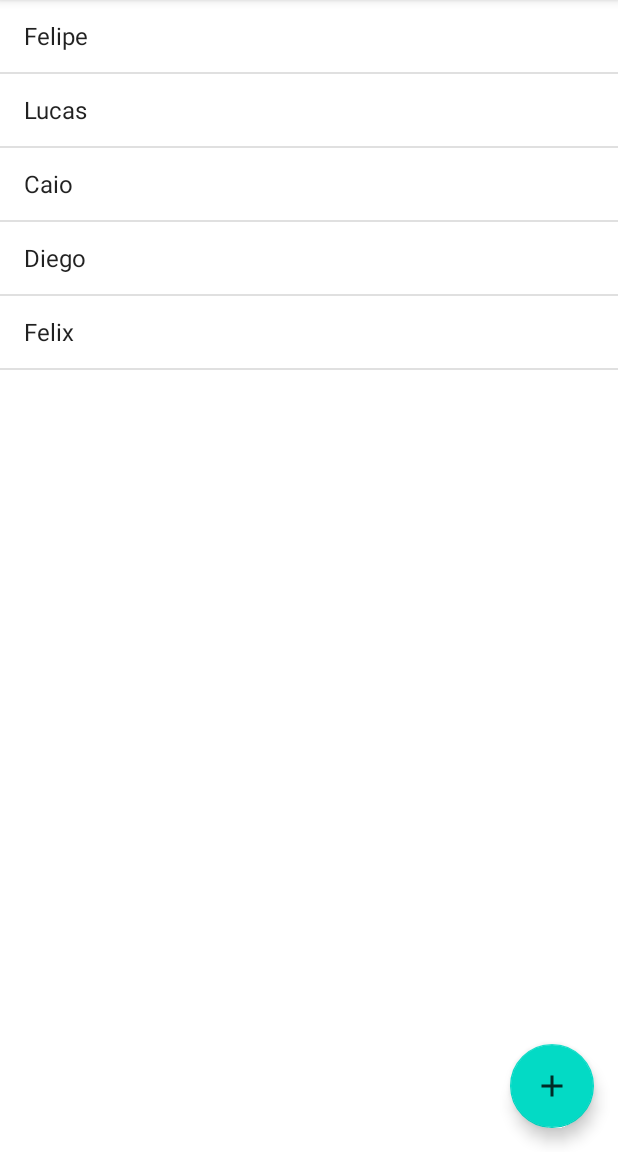
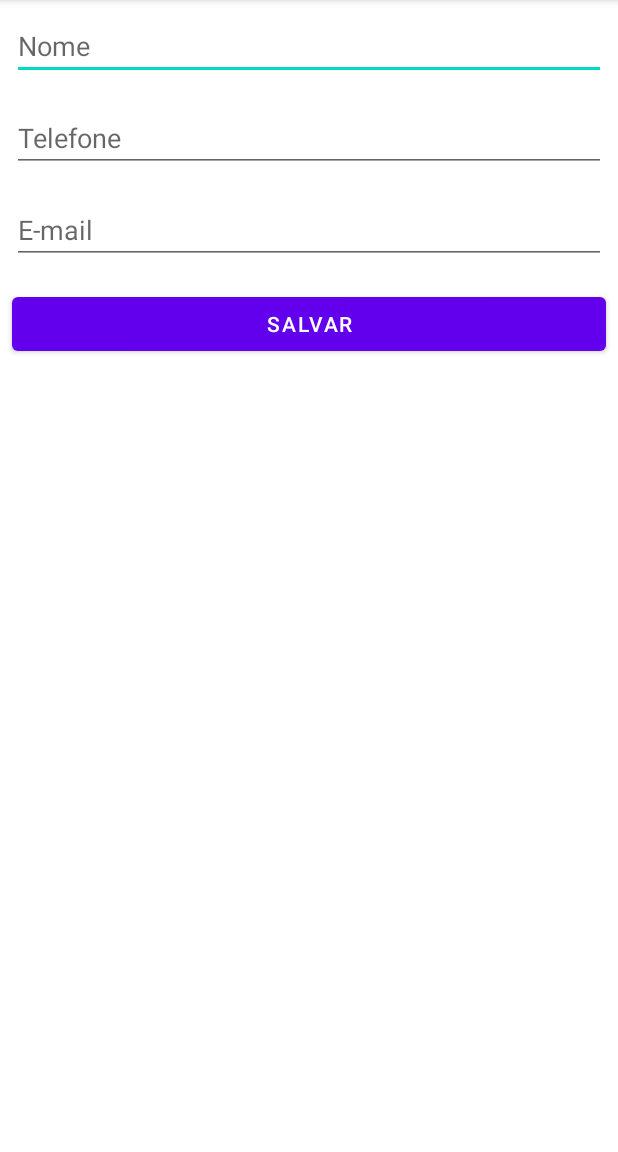
Before and after one commit to FelipeROBorges/Estudos_Android_Studio, an Android app: the screen it shows after launch (ListaAlunosActivity before the commit, FormularioAlunoActivity after it), on a phone screen of 412 x 824 dp, the part 84-1236 px from its top. Run offline under Robolectric (Android 15) with nearby library versions, the phone set to English and light mode, and no system bars.

Commit message:
Implementação de tela formulario de novo aluno, assim como testes e otimizações.

```diff
--- a/app/src/main/AndroidManifest.xml
+++ b/app/src/main/AndroidManifest.xml
@@ -16,21 +16,21 @@
         <activity
             android:name=".ui.activity.FormularioAlunoActivity"
             android:exported="true">
-           <!-- <intent-filter>
-                <action android:name="android.intent.action.MAIN" />
-
-                <category android:name="android.intent.category.LAUNCHER" />
-            </intent-filter>-->
-        </activity>
-        <activity
-            android:name=".ui.activity.ListaAlunosActivity"
-            android:exported="true">
             <intent-filter>
                 <action android:name="android.intent.action.MAIN" />
 
                 <category android:name="android.intent.category.LAUNCHER" />
             </intent-filter>
         </activity>
+        <activity
+            android:name=".ui.activity.ListaAlunosActivity"
+            android:exported="true">
+       <!--     <intent-filter>
+                <action android:name="android.intent.action.MAIN" />
+
+                <category android:name="android.intent.category.LAUNCHER" />
+            </intent-filter>-->
+        </activity>
     </application>
 
 </manifest>
--- a/app/src/main/res/layout/activity_formulario_aluno.xml
+++ b/app/src/main/res/layout/activity_formulario_aluno.xml
@@ -1,9 +1,39 @@
 <?xml version="1.0" encoding="utf-8"?>
-<androidx.constraintlayout.widget.ConstraintLayout xmlns:android="http://schemas.android.com/apk/res/android"
-    xmlns:app="http://schemas.android.com/apk/res-auto"
-    xmlns:tools="http://schemas.android.com/tools"
+<LinearLayout xmlns:android="http://schemas.android.com/apk/res/android"
     android:layout_width="match_parent"
     android:layout_height="match_parent"
-    tools:context=".ui.activity.FormularioAlunoActivity">
+    android:orientation="vertical">
 
-</androidx.constraintlayout.widget.ConstraintLayout>
+    <EditText
+        android:id="@+id/activity_formulario_aluno_nome"
+        android:layout_width="match_parent"
+        android:hint="Nome"
+        android:inputType="textCapWords"
+        android:layout_height="wrap_content"
+        android:layout_margin="8dp"/>
+
+    <EditText
+        android:id="@+id/activity_formulario_aluno_telefone"
+        android:layout_width="match_parent"
+        android:hint="Telefone"
+        android:inputType="phone"
+        android:layout_height="wrap_content"
+        android:layout_margin="8dp"/>
+
+    <EditText
+        android:id="@+id/activity_formulario_aluno_email"
+        android:layout_width="match_parent"
+        android:hint="E-mail"
+        android:inputType="textEmailAddress"
+        android:layout_height="wrap_content"
+        android:layout_margin="8dp"/>
+
+    <Button
+        android:id="@+id/activity_formulario_aluno_butao_salvar"
+        android:layout_width="match_parent"
+        android:layout_height="wrap_content"
+        android:text="Salvar"
+        android:layout_margin="8dp"/>
+
+
+</LinearLayout>
```
